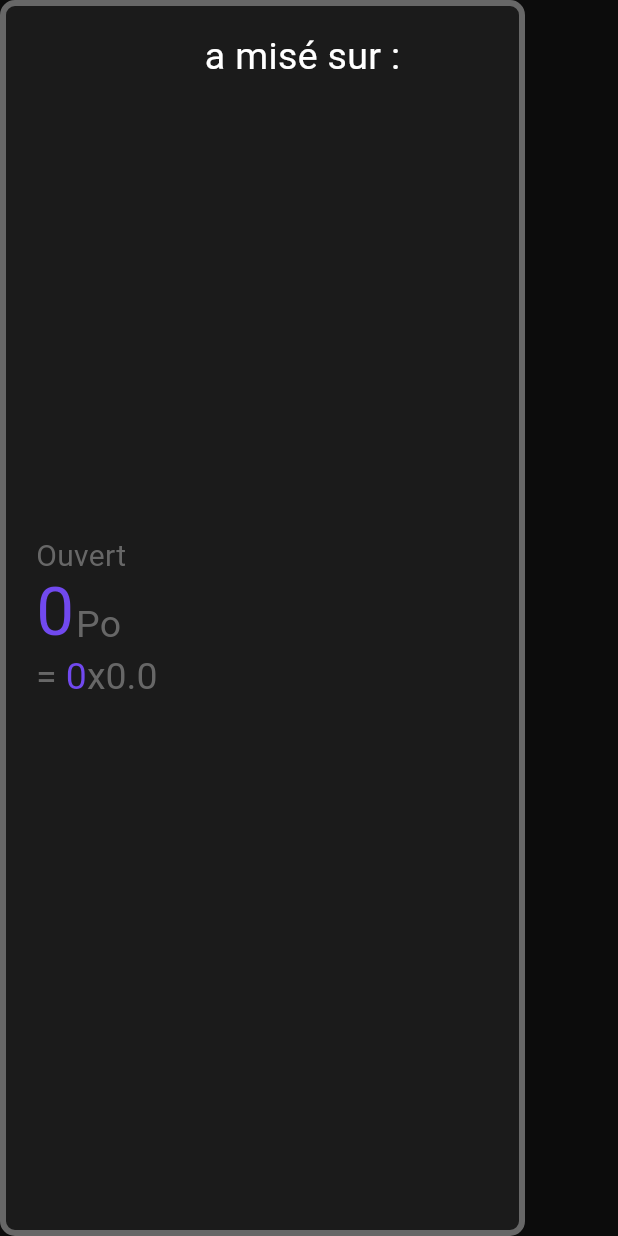
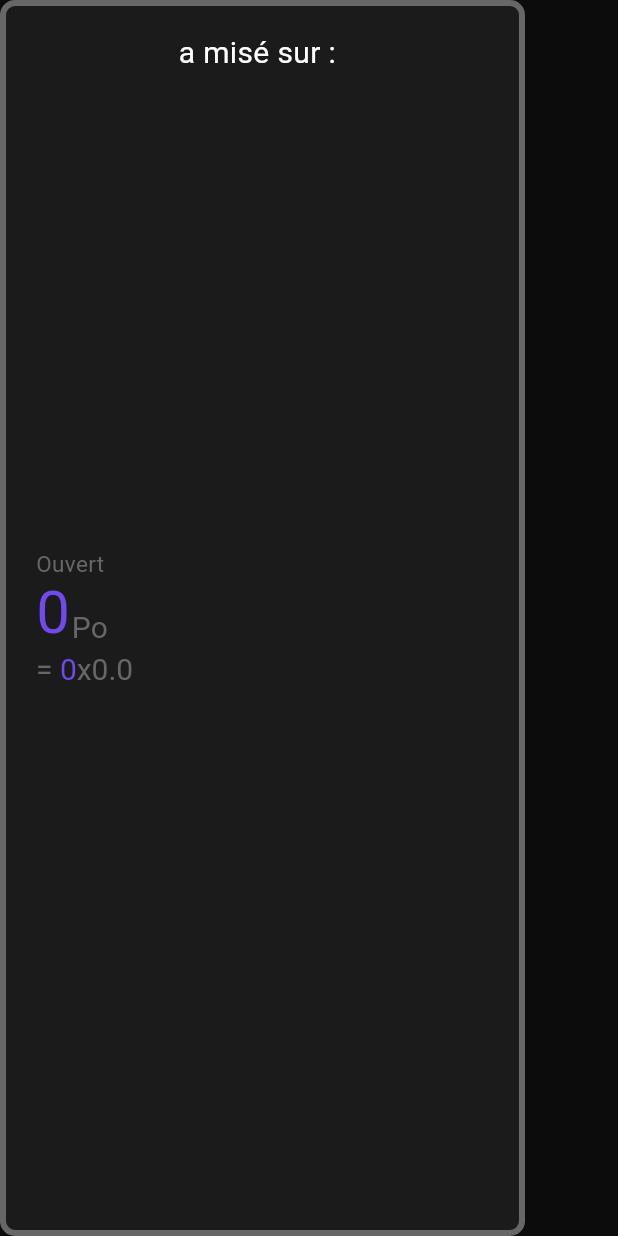
Before and after one commit to Hatewatch/front-end, a Flutter app: the BetCard widget shown alone on an empty page, opened directly with empty values, on a phone screen of 412 x 824 dp. Run offline on Flutter 3.47's test engine with Material 3 defaults, Android fonts, the light colour scheme and no system bars; drawn by our look-alikes of auto_size_text; our stand-ins replace animate_do, cached_network_image, card_loading, loading_indicator, shared_preferences, sidebarx and 1 more; missing offline and left inert: alert_info, bcrypt, dart:html, flutter_popup, pixelarticons, tutorial_coach_mark; accounts and stored records are empty; network calls fail; Roboto replaces fonts that are missing (Jersey); statements that could not run were skipped.

Commit message:
FIX : responsive update

```diff
--- a/lib/utils/bet_card.dart
+++ b/lib/utils/bet_card.dart
@@ -54,6 +54,15 @@ class BetCard extends StatelessWidget {
 
   @override
   Widget build(BuildContext context) {
+
+    bool resized = false;
+    double fontSize = 20;
+
+    if (MediaQuery.sizeOf(context).width < 600) {
+      fontSize = 15;
+    }
+
+
     return
       Container(
         decoration: BoxDecoration(
@@ -86,7 +95,7 @@ class BetCard extends StatelessWidget {
                         getStringForStatus(bet),
                         style: TextStyle(
                           color: getColorForStatus(bet),
-                          fontSize: 20,
+                          fontSize: fontSize,
                         ),
                         textHeightBehavior: TextHeightBehavior(
                           applyHeightToFirstAscent: false,
@@ -191,7 +200,7 @@ class BetCard extends StatelessWidget {
                             bet.result != "LOSE" ? formatSmartClean((bet.amount * bet.propOdds * getMulti(bet))) : formatSmartClean(-bet.amount),
                             style: TextStyle(
                               color: HColors.prim,
-                              fontSize: 45
+                              fontSize: fontSize+25
                             ),
                             textHeightBehavior: TextHeightBehavior(
                               applyHeightToFirstAscent: false,
@@ -203,7 +212,7 @@ class BetCard extends StatelessWidget {
                             "Po",
                             style: TextStyle(
                               color: HColors.third,
-                              fontSize: 25,
+                              fontSize: fontSize+5,
                             ),
                             textHeightBehavior: TextHeightBehavior(
                               applyHeightToFirstAscent: false,
@@ -225,7 +234,7 @@ class BetCard extends StatelessWidget {
                               style: TextStyle(
                                 color: HColors.third,
                                 fontFamily: 'Jersey',
-                                fontSize: 25
+                                fontSize: fontSize+5
                               ),
                             ),
 
@@ -234,7 +243,7 @@ class BetCard extends StatelessWidget {
                               style: TextStyle(
                                 color: HColors.prim,
                                 fontFamily: 'Jersey',
-                                fontSize: 25
+                                fontSize: fontSize+5
                               ),
                             ),
 
@@ -243,7 +252,7 @@ class BetCard extends StatelessWidget {
                               style: TextStyle(
                                 color: HColors.third,
                                 fontFamily: 'Jersey',
-                                fontSize: 25
+                                fontSize: fontSize+5
                               ),
                             ),
 
@@ -252,7 +261,7 @@ class BetCard extends StatelessWidget {
                               style: TextStyle(
                                 color: HColors.getColorFromX(bet.propOdds),
                                 fontFamily: 'Jersey',
-                                fontSize: 25
+                                fontSize: fontSize+5
                               ),
                             ),
                           ]
@@ -282,7 +291,7 @@ class BetCard extends StatelessWidget {
                                 style: TextStyle(
                                   color: HColors.sec,
                                   fontFamily: 'Jersey',
-                                  fontSize: 25,
+                                  fontSize: fontSize+5,
                                   height: 1.1,
                                 ),
                               ),
@@ -292,7 +301,7 @@ class BetCard extends StatelessWidget {
                                 style: TextStyle(
                                   color: HColors.four,
                                   fontFamily: 'Jersey',
-                                  fontSize: 25,
+                                  fontSize: fontSize+5,
                                   height: 1.1,
                                 ),
                               ),
@@ -304,7 +313,7 @@ class BetCard extends StatelessWidget {
                         AutoSizeText.rich(
                           maxLines: 3,
                           overflow: TextOverflow.ellipsis,
-                          style: TextStyle(fontSize: 25),
+                          style: TextStyle(fontSize: fontSize+5),
                           minFontSize: 20,
                           TextSpan(
                             children: [
@@ -313,7 +322,7 @@ class BetCard extends StatelessWidget {
                                 style: TextStyle(
                                   color: HColors.sec.withAlpha(150),
                                   fontFamily: 'Jersey',
-                                  fontSize: 21,
+                                  fontSize: fontSize+1,
                                   height: 1.1,
                                 ),
                               ),
@@ -323,7 +332,7 @@ class BetCard extends StatelessWidget {
                                 style: TextStyle(
                                   color: HColors.four.withAlpha(150),
                                   fontFamily: 'Jersey',
-                                  fontSize: 21,
+                                  fontSize: fontSize+1,
                                   height: 1.1,
                                 ),
                               ),
@@ -335,7 +344,7 @@ class BetCard extends StatelessWidget {
                         AutoSizeText.rich(
                           maxLines: 3,
                           overflow: TextOverflow.ellipsis,
-                          style: TextStyle(fontSize: 25),
+                          style: TextStyle(fontSize: fontSize+5),
                           minFontSize: 20,
                           TextSpan(
                             children: [
@@ -344,7 +353,7 @@ class BetCard extends StatelessWidget {
                                 style: TextStyle(
                                   color: HColors.sec,
                                   fontFamily: 'Jersey',
-                                  fontSize: 25,
+                                  fontSize: fontSize+5,
                                   height: 1.1,
                                 ),
                               ),
@@ -354,7 +363,7 @@ class BetCard extends StatelessWidget {
                                 style: TextStyle(
                                   color: HColors.four,
                                   fontFamily: 'Jersey',
-                                  fontSize: 25,
+                                  fontSize: fontSize+5,
                                   height: 1.1,
                                 ),
                               ),
--- a/lib/utils/form.dart
+++ b/lib/utils/form.dart
@@ -19,6 +19,7 @@ class WForm extends StatelessWidget {
       this.onSubmit,
       this.focus,
       this.fontSizeTitle = 26,
+      this.height,
     }
   );
 
@@ -30,6 +31,7 @@ class WForm extends StatelessWidget {
   final int? maxLines;
   final double textFontSize;
   final bool onlyNumbers;
+  final double? height;
   final FocusNode? focus;
   final void Function(String)? onChanged;
   final void Function(String)? onSubmit;
@@ -45,6 +47,7 @@ class WForm extends StatelessWidget {
         if (title != '') Text(title, style: TextStyle(fontSize: fontSizeTitle),),
         SizedBox(
           width: width,
+          height: height,
           child:
           TextFormField(
             focusNode: focus,
--- a/lib/utils/leaderboard_card.dart
+++ b/lib/utils/leaderboard_card.dart
@@ -29,9 +29,11 @@ class LeaderboardCard extends StatelessWidget {
   Widget build(BuildContext context) {
 
     double fontSize = 24;
+    bool resized = false;
 
     if (MediaQuery.sizeOf(context).width < 600) {
       fontSize = 18;
+      resized = true;
     }
 
     return SizedBox(
@@ -44,7 +46,7 @@ class LeaderboardCard extends StatelessWidget {
         child:
         Padding(
           padding: EdgeInsets.symmetric(
-            horizontal: 20,
+            horizontal: resized ? 5 : 20,
             vertical: 5
           ),
           child:
--- a/lib/utils/title.dart
+++ b/lib/utils/title.dart
@@ -13,7 +13,7 @@ class HTitle extends StatelessWidget {
     double sizeText = 35;
 
     if (MediaQuery.sizeOf(context).width < 600) {
-      sizeText = 25;
+      sizeText = 22;
     }
 
     return Row(
```
Also changed, not shown: lib/pages/home.dart (+18 -8 lines), lib/popup/create_prop.dart (+14 -6 lines), lib/utils/pari_card.dart (+12 -6 lines).
